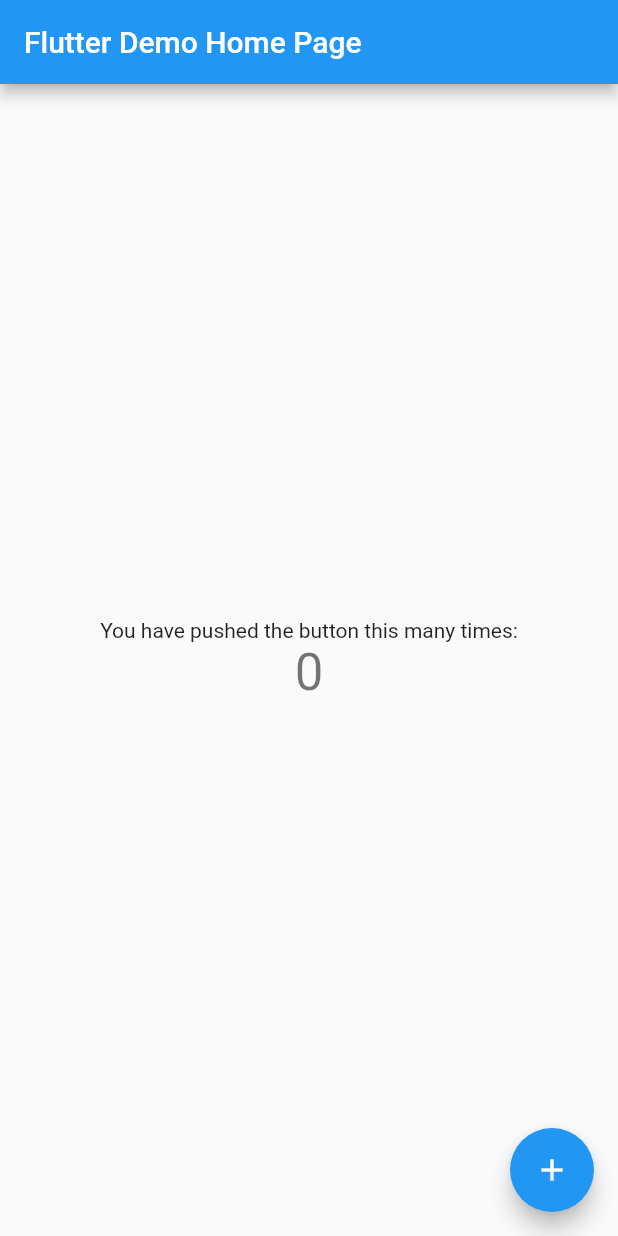
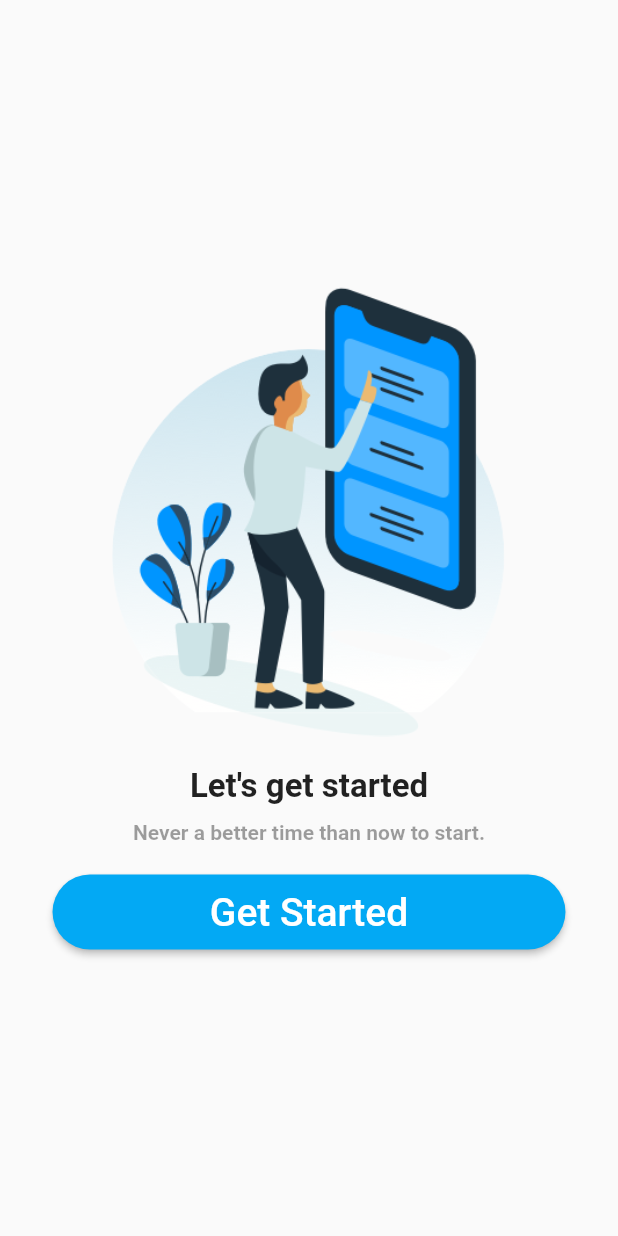
Before and after one commit to Rados1993/FlutterPhoneAuth, a Flutter app: the screen it shows after launch, on a phone screen of 412 x 824 dp. Run offline on Flutter 3.47's test engine with Material 2 defaults, Android fonts, the phone set to English and light mode, and no system bars.

Commit message:
Dodat Welcome Screen

```diff
--- a/lib/main.dart
+++ b/lib/main.dart
@@ -1,4 +1,5 @@
 import 'package:flutter/material.dart';
+import 'package:phoneauth/screens/welcome_screen.dart';
 
 void main() {
   runApp(const MyApp());
@@ -10,106 +11,10 @@ class MyApp extends StatelessWidget {
   // This widget is the root of your application.
   @override
   Widget build(BuildContext context) {
-    return MaterialApp(
-      title: 'Flutter Demo',
-      theme: ThemeData(
-        // This is the theme of your application.
-        //
-        // Try running your application with "flutter run". You'll see the
-        // application has a blue toolbar. Then, without quitting the app, try
-        // changing the primarySwatch below to Colors.green and then invoke
-        // "hot reload" (press "r" in the console where you ran "flutter run",
-        // or simply save your changes to "hot reload" in a Flutter IDE).
-        // Notice that the counter didn't reset back to zero; the application
-        // is not restarted.
-        primarySwatch: Colors.blue,
-      ),
-      home: const MyHomePage(title: 'Flutter Demo Home Page'),
+    return const MaterialApp(
+      debugShowCheckedModeBanner: false,
+      home: WelcomeScreen(),
+      title: "FlutterPhoneAuth",
     );
   }
 }
-
-class MyHomePage extends StatefulWidget {
-  const MyHomePage({super.key, required this.title});
-
-  // This widget is the home page of your application. It is stateful, meaning
-  // that it has a State object (defined below) that contains fields that affect
-  // how it looks.
-
-  // This class is the configuration for the state. It holds the values (in this
-  // case the title) provided by the parent (in this case the App widget) and
-  // used by the build method of the State. Fields in a Widget subclass are
-  // always marked "final".
-
-  final String title;
-
-  @override
-  State<MyHomePage> createState() => _MyHomePageState();
-}
-
-class _MyHomePageState extends State<MyHomePage> {
-  int _counter = 0;
-
-  void _incrementCounter() {
-    setState(() {
-      // This call to setState tells the Flutter framework that something has
-      // changed in this State, which causes it to rerun the build method below
-      // so that the display can reflect the updated values. If we changed
-      // _counter without calling setState(), then the build method would not be
-      // called again, and so nothing would appear to happen.
-      _counter++;
-    });
-  }
-
-  @override
-  Widget build(BuildContext context) {
-    // This method is rerun every time setState is called, for instance as done
-    // by the _incrementCounter method above.
-    //
-    // The Flutter framework has been optimized to make rerunning build methods
-    // fast, so that you can just rebuild anything that needs updating rather
-    // than having to individually change instances of widgets.
-    return Scaffold(
-      appBar: AppBar(
-        // Here we take the value from the MyHomePage object that was created by
-        // the App.build method, and use it to set our appbar title.
-        title: Text(widget.title),
-      ),
-      body: Center(
-        // Center is a layout widget. It takes a single child and positions it
-        // in the middle of the parent.
-        child: Column(
-          // Column is also a layout widget. It takes a list of children and
-          // arranges them vertically. By default, it sizes itself to fit its
-          // children horizontally, and tries to be as tall as its parent.
-          //
-          // Invoke "debug painting" (press "p" in the console, choose the
-          // "Toggle Debug Paint" action from the Flutter Inspector in Android
-          // Studio, or the "Toggle Debug Paint" command in Visual Studio Code)
-          // to see the wireframe for each widget.
-          //
-          // Column has various properties to control how it sizes itself and
-          // how it positions its children. Here we use mainAxisAlignment to
-          // center the children vertically; the main axis here is the vertical
-          // axis because Columns are vertical (the cross axis would be
-          // horizontal).
-          mainAxisAlignment: MainAxisAlignment.center,
-          children: <Widget>[
-            const Text(
-              'You have pushed the button this many times:',
-            ),
-            Text(
-              '$_counter',
-              style: Theme.of(context).textTheme.headlineMedium,
-            ),
-          ],
-        ),
-      ),
-      floatingActionButton: FloatingActionButton(
-        onPressed: _incrementCounter,
-        tooltip: 'Increment',
-        child: const Icon(Icons.add),
-      ), // This trailing comma makes auto-formatting nicer for build methods.
-    );
-  }
-}
--- /dev/null
+++ b/lib/screens/welcome_screen.dart
@@ -0,0 +1,59 @@
+import 'package:flutter/material.dart';
+
+import '../widgets/custom_button.dart';
+
+class WelcomeScreen extends StatefulWidget {
+  const WelcomeScreen({Key? key}) : super(key: key);
+
+  @override
+  State<WelcomeScreen> createState() => _WelcomeScreenState();
+}
+
+class _WelcomeScreenState extends State<WelcomeScreen> {
+  @override
+  Widget build(BuildContext context) {
+    return Scaffold(
+      body: SafeArea(
+        child: Center(
+          child: Padding(
+            padding: const EdgeInsets.symmetric(vertical: 25, horizontal: 35),
+            child: Column(
+              mainAxisAlignment: MainAxisAlignment.center,
+              children: [
+                Image.asset("assets/images/welcome.png",
+                height: 300,
+                ),
+                const SizedBox(height: 20,),
+                const Text(
+                  "Let's get started",
+                  style: TextStyle(
+                    fontSize: 22,
+                    fontWeight: FontWeight.bold,
+                  ),
+                ),
+                const SizedBox(height: 10,),
+                const Text(
+                  "Never a better time than now to start.",
+                  style: TextStyle(
+                    fontSize: 14,
+                    color: Colors.black38,
+                    fontWeight: FontWeight.bold,
+                  ),
+                ),
+                const SizedBox(height: 20,),
+                SizedBox(
+                  width: double.infinity,
+                  height: 50,
+                  child: CustomButton(
+                    onPressed: () {},
+                    text: "Get Started",
+                  ),
+                )
+              ],
+            ),
+          ),
+        ),
+      ),
+    );
+  }
+}
--- /dev/null
+++ b/lib/widgets/custom_button.dart
@@ -0,0 +1,21 @@
+import 'package:flutter/material.dart';
+
+class CustomButton extends StatelessWidget {
+  final String text;
+  final VoidCallback onPressed;
+
+  const CustomButton({Key? key, required this.text, required this.onPressed}) : super(key: key);
+
+  @override
+  Widget build(BuildContext context) {
+    return ElevatedButton(
+      onPressed: onPressed,
+      style: ButtonStyle(
+        foregroundColor: MaterialStateProperty.all<Color>(Colors.white),
+        backgroundColor: MaterialStateProperty.all<Color>(Colors.lightBlue),
+        shape: MaterialStateProperty.all<RoundedRectangleBorder>(RoundedRectangleBorder(borderRadius: BorderRadius.circular(25.0))),
+      ),
+      child: Text(text, style: const TextStyle(fontSize: 26),),
+    );
+  }
+}
--- a/pubspec.yaml
+++ b/pubspec.yaml
@@ -59,9 +59,9 @@ flutter:
   uses-material-design: true
 
   # To add assets to your application, add an assets section, like this:
-  # assets:
-  #   - images/a_dot_burr.jpeg
-  #   - images/a_dot_ham.jpeg
+  assets:
+    - assets/images/welcome.png
+
 
   # An image asset can refer to one or more resolution-specific "variants", see
   # https://flutter.dev/assets-and-images/#resolution-aware
```
Also changed, not shown: assets/images/welcome.png (added).
